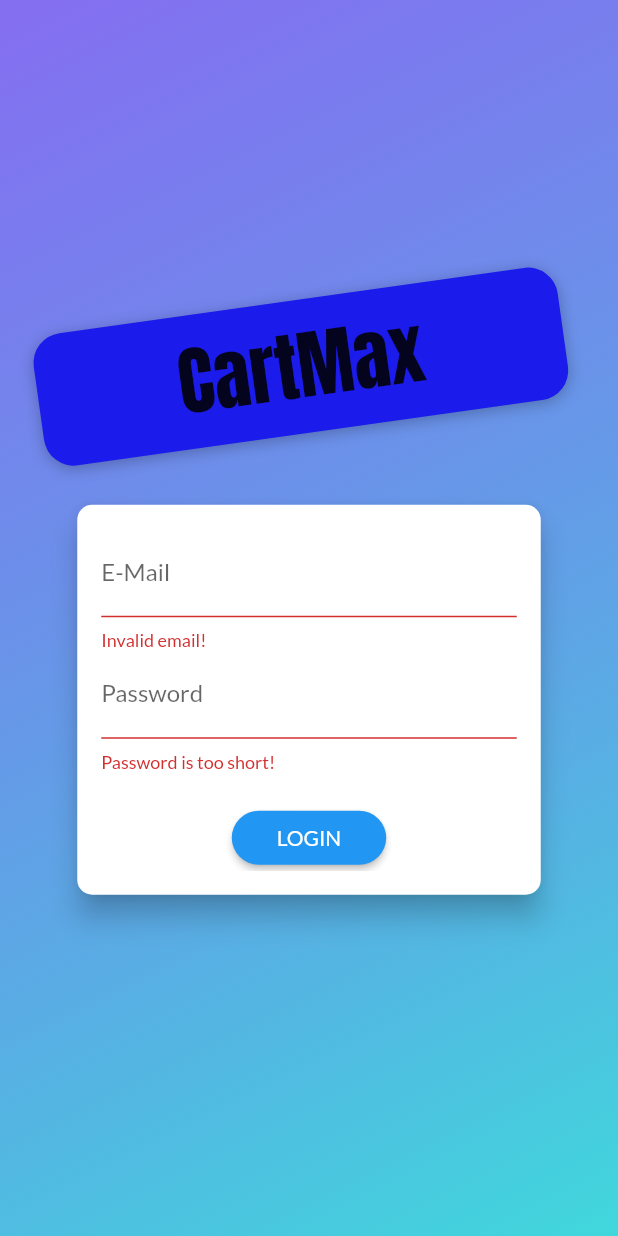
After one commit to gemini30/CartmaxApp, a Flutter app: the screen it shows after launch, after a tap on "LOGIN", on a phone screen of 412 x 824 dp. The commit adds this screen. Run offline on Flutter 3.47's test engine with Material 2 defaults, Android fonts, the phone set to English and light mode, and no system bars; network calls fail.

Commit message:
added login screen and animations

```diff
--- /dev/null
+++ b/lib/helpers/custome_route.dart
@@ -0,0 +1,46 @@
+import 'package:flutter/material.dart';
+
+class CustomRoute<T> extends MaterialPageRoute<T> {
+  CustomRoute({
+    WidgetBuilder builder,
+    RouteSettings settings,
+  }) : super(
+          builder: builder,
+          settings: settings,
+        );
+
+  @override
+  Widget buildTransitions(
+    BuildContext context,
+    Animation<double> animation,
+    Animation<double> secondaryAnimation,
+    Widget child,
+  ) {
+    if (settings.name == '/') {
+      return child;
+    }
+    return FadeTransition(
+      opacity: animation,
+      child: child,
+    );
+  }
+}
+
+class CustomPageTransitionBuilder extends PageTransitionsBuilder {
+  @override
+  Widget buildTransitions<T>(
+    PageRoute<T> route,
+    BuildContext context,
+    Animation<double> animation,
+    Animation<double> secondaryAnimation,
+    Widget child,
+  ) {
+    if (route.settings.name == '/') {
+      return child;
+    }
+    return FadeTransition(
+      opacity: animation,
+      child: child,
+    );
+  }
+}
--- a/lib/main.dart
+++ b/lib/main.dart
@@ -1,4 +1,5 @@
 import 'package:flutter/material.dart';
+import './providers/auth.dart';
 import 'package:provider/provider.dart';
 import './models/palette.dart';
 import './screens/cart_screen.dart';
@@ -10,6 +11,8 @@ import './providers/orders.dart';
 import './screens/orders_screen.dart';
 import './screens/user_products_screen.dart';
 import './screens/edit_product_screen.dart';
+import './screens/auth_screen.dart';
+import './helpers/custome_route.dart';
 
 void main() => runApp(MyApp());
 
@@ -18,8 +21,10 @@ class MyApp extends StatelessWidget {
   Widget build(BuildContext context) {
     return MultiProvider(
         providers: [
-        ChangeNotifierProvider.value(
-          value: Products(),
+          ChangeNotifierProvider.value(value: Auth()),
+          ChangeNotifierProxyProvider<Auth, Products>(
+            update: (ctx, auth, previousProducts) => Products(auth.token,
+                previousProducts == null ? [] : previousProducts.items),
           ),
           ChangeNotifierProvider.value(
             value: Cart(),
@@ -28,14 +33,20 @@ class MyApp extends StatelessWidget {
             value: Orders(),
           ),
         ],
-      child: MaterialApp(
-          title: 'MyShop',
+        child: Consumer<Auth>(
+          builder: (ctx, auth, _) => MaterialApp(
+              title: 'CartMax',
               theme: ThemeData(
-            primarySwatch: createMaterialColor(Color(0xFF5333ed)),
-            accentColor: createMaterialColor(Color(0xFF2cd4d9)),
                   fontFamily: 'Lato',
-          ),
-          home: ProductsOverviewScreen(),
+                  colorScheme: ColorScheme.fromSwatch(
+                          primarySwatch: createMaterialColor(Color(0xFF5333ed)))
+                      .copyWith(
+                          secondary: createMaterialColor(Color(0xFF2cd4d9))),
+                  pageTransitionsTheme: PageTransitionsTheme(builders: {
+                    TargetPlatform.android: CustomPageTransitionBuilder(),
+                    TargetPlatform.iOS: CustomPageTransitionBuilder()
+                  })),
+              home: auth.isAuth ? ProductsOverviewScreen() : AuthScreen(),
               routes: {
                 ProductDetailScreen.routeName: (ctx) => ProductDetailScreen(),
                 CartScreen.routeName: (ctx) => CartScreen(),
@@ -43,6 +54,6 @@ class MyApp extends StatelessWidget {
                 UserProductsScreen.routeName: (ctx) => UserProductsScreen(),
                 EditProductScreen.routeName: (ctx) => EditProductScreen(),
               }),
-    );
+        ));
   }
 }
--- /dev/null
+++ b/lib/providers/auth.dart
@@ -0,0 +1,62 @@
+import 'package:flutter/material.dart';
+import 'package:http/http.dart' as http;
+import 'dart:convert';
+import '../models/http_exception.dart';
+
+class Auth with ChangeNotifier {
+  String _token;
+  DateTime _expiryDate;
+  String _userId;
+
+  bool get isAuth {
+    return token != null;
+  }
+
+  String get token {
+    if (_expiryDate != null &&
+        _expiryDate.isAfter(DateTime.now()) &&
+        _token != null) {
+      return _token;
+    }
+    return null;
+  }
+
+  Future<void> _authenticate(
+      String email, String password, String urlSegment) async {
+    final url = Uri.parse(
+        'https://identitytoolkit.googleapis.com/v1/accounts:$urlSegment?key=AIzaSyB6BFoiN0qu3Hw2Y_pzsgb11XXOQBbSkJk');
+    try {
+      final response = await http.post(
+        url,
+        body: json.encode(
+          {'email': email, 'password': password, 'returnSecureToken': true},
+        ),
+      );
+      final responseData = json.decode(response.body);
+      if (responseData['error'] != null) {
+        throw HttpException(responseData['error']['message']);
+      }
+      // print(responseData);
+      _token = responseData['idToken'];
+      _userId = responseData['localId'];
+      _expiryDate = DateTime.now().add(
+        Duration(
+          seconds: int.parse(
+            responseData['expiresIn'],
+          ),
+        ),
+      );
+      notifyListeners();
+    } catch (error) {
+      rethrow;
+    }
+  }
+
+  Future<void> signUp(String email, String password) async {
+    return _authenticate(email, password, 'signUp');
+  }
+
+  Future<void> logIn(String email, String password) async {
+    return _authenticate(email, password, 'signInWithPassword');
+  }
+}
--- a/lib/providers/products.dart
+++ b/lib/providers/products.dart
@@ -1,4 +1,5 @@
 import 'dart:convert';
+import 'dart:io';
 
 import 'package:flutter/material.dart';
 import 'package:http/http.dart' as http;
@@ -17,6 +18,8 @@ class Products with ChangeNotifier {
     //       'https://upload.wikimedia.org/wikipedia/commons/thumb/e/e8/Trousers%2C_dress_%28AM_1960.022-8%29.jpg/512px-Trousers%2C_dress_%28AM_1960.022-8%29.jpg',
   ];
   // var _showFavoritesOnly = false;
+  final String authToken;
+  Products(this.authToken, this._items);
 
   List<Product> get items {
     // if (_showFavoritesOnly) {
@@ -45,11 +48,17 @@ class Products with ChangeNotifier {
 
   // To fetch products from database to display in catalogue
   Future<void> fetchAndSetProducts() async {
-    final url =
+    var url =
         Uri.https('cartmax-js30-default-rtdb.firebaseio.com', '/products.json');
     try {
-      final response = await http.get(url);
+      final response = await http.get(
+        url,
+        // headers: {HttpHeaders.authorizationHeader: authToken},
+      );
+      // print(response.statusCode);
+      // print(response.body);
       final extractedData = json.decode(response.body) as Map<String, dynamic>;
+      // print(extractedData);
       if (extractedData == null) {
         return;
       }
--- /dev/null
+++ b/lib/screens/auth_screen.dart
@@ -0,0 +1,317 @@
+// ignore_for_file: deprecated_member_use
+import 'dart:math';
+import 'package:flutter/material.dart';
+import '../models/palette.dart';
+import 'package:provider/provider.dart';
+import '../providers/auth.dart';
+import '../models/http_exception.dart';
+
+enum AuthMode { Signup, Login }
+
+class AuthScreen extends StatelessWidget {
+  static const routeName = '/auth';
+
+  @override
+  Widget build(BuildContext context) {
+    final deviceSize = MediaQuery.of(context).size;
+    // final transformConfig = Matrix4.rotationZ(-8 * pi / 180);
+    // transformConfig.translate(-10.0);
+    return Scaffold(
+      // resizeToAvoidBottomInset: false,
+      body: Stack(
+        children: <Widget>[
+          Container(
+            decoration: BoxDecoration(
+              gradient: LinearGradient(
+                colors: [
+                  createMaterialColor(Color(0xFF5333ed)).withOpacity(0.7),
+                  createMaterialColor(Color(0xFF2cd4d9)).withOpacity(0.9),
+                ],
+                begin: Alignment.topLeft,
+                end: Alignment.bottomRight,
+                stops: [0, 1],
+              ),
+            ),
+          ),
+          SingleChildScrollView(
+            child: Container(
+              height: deviceSize.height,
+              width: deviceSize.width,
+              child: Column(
+                mainAxisAlignment: MainAxisAlignment.center,
+                crossAxisAlignment: CrossAxisAlignment.center,
+                children: <Widget>[
+                  Flexible(
+                    child: Container(
+                      margin: EdgeInsets.only(bottom: 20.0),
+                      padding:
+                          EdgeInsets.symmetric(vertical: 8.0, horizontal: 94.0),
+                      transform: Matrix4.rotationZ(-8 * pi / 180)
+                        ..translate(-10.0),
+                      // ..translate(-10.0),
+                      decoration: BoxDecoration(
+                        borderRadius: BorderRadius.circular(20),
+                        color: Color.fromARGB(255, 27, 27, 236),
+                        boxShadow: [
+                          BoxShadow(
+                            blurRadius: 8,
+                            color: Colors.black26,
+                            offset: Offset(0, 2),
+                          )
+                        ],
+                      ),
+                      child: Text(
+                        'CartMax',
+                        style: TextStyle(
+                          color:
+                              Theme.of(context).accentTextTheme.headline6.color,
+                          fontSize: 50,
+                          fontFamily: 'Anton',
+                          fontWeight: FontWeight.normal,
+                        ),
+                      ),
+                    ),
+                  ),
+                  Flexible(
+                    flex: deviceSize.width > 600 ? 2 : 1,
+                    child: AuthCard(),
+                  ),
+                ],
+              ),
+            ),
+          ),
+        ],
+      ),
+    );
+  }
+}
+
+class AuthCard extends StatefulWidget {
+  const AuthCard({
+    Key key,
+  }) : super(key: key);
+
+  @override
+  _AuthCardState createState() => _AuthCardState();
+}
+
+class _AuthCardState extends State<AuthCard>
+    with SingleTickerProviderStateMixin {
+  final GlobalKey<FormState> _formKey = GlobalKey();
+  AuthMode _authMode = AuthMode.Login;
+  Map<String, String> _authData = {
+    'email': '',
+    'password': '',
+  };
+  var _isLoading = false;
+  final _passwordController = TextEditingController();
+  AnimationController _controller;
+  Animation<Offset> _slideAnimation;
+  Animation<double> _opacityAnimation;
+  @override
+  void initState() {
+    super.initState();
+    _controller =
+        AnimationController(vsync: this, duration: Duration(milliseconds: 300));
+    _slideAnimation = Tween<Offset>(begin: Offset(0, -1.5), end: Offset(0, 0))
+        .animate(
+            CurvedAnimation(parent: _controller, curve: Curves.fastOutSlowIn));
+    _opacityAnimation = Tween(begin: 0.0, end: 1.0)
+        .animate(CurvedAnimation(parent: _controller, curve: Curves.easeIn));
+    // _heightAnimation.addListener(() => setState(() {}));
+  }
+
+  @override
+  void dispose() {
+    // TODO: implement dispose
+    super.dispose();
+    _controller.dispose();
+  }
+
+  void _showErrorDialog(String message) {
+    showDialog(
+        context: context,
+        builder: (ctx) => AlertDialog(
+              title: Text('An Error Occured'),
+              content: Text(message),
+              actions: [
+                FlatButton(
+                    onPressed: () {
+                      Navigator.of(ctx).pop();
+                    },
+                    child: Text('Okay'))
+              ],
+            ));
+  }
+
+  Future<void> _submit() async {
+    if (!_formKey.currentState.validate()) {
+      // Invalid!
+      return;
+    }
+    _formKey.currentState.save();
+    setState(() {
+      _isLoading = true;
+    });
+    try {
+      if (_authMode == AuthMode.Login) {
+        // Log user in
+        await Provider.of<Auth>(context, listen: false)
+            .logIn(_authData['email'], _authData['password']);
+      } else {
+        // Sign user up
+        await Provider.of<Auth>(context, listen: false)
+            .signUp(_authData['email'], _authData['password']);
+      }
+    } on HttpException catch (error) {
+      var errorMessage = 'Authentication Failed.';
+
+      if (error.toString().contains('EMAIL_EXISTS')) {
+        errorMessage = 'Email Address already taken, try another one';
+      } else if (error.toString().contains('INVALID_EMAIL')) {
+        errorMessage = 'Email address entered is invalid';
+      } else if (error.toString().contains('WEAK_PASSWORD')) {
+        errorMessage = 'This password is to0 weak';
+      } else if (error.toString().contains('EMAIL_NOT_FOUND')) {
+        errorMessage = 'User with entered email not found';
+      } else if (error.toString().contains('INVALID_PASSWORD')) {
+        errorMessage = 'Invalid password';
+      }
+      _showErrorDialog(errorMessage);
+    } catch (error) {
+      const errorMessage = 'Authentication Failed. Try Again Later';
+      _showErrorDialog(errorMessage);
+    }
+    setState(() {
+      _isLoading = false;
+    });
+  }
+
+  void _switchAuthMode() {
+    if (_authMode == AuthMode.Login) {
+      setState(() {
+        _authMode = AuthMode.Signup;
+      });
+      _controller.forward();
+    } else {
+      setState(() {
+        _authMode = AuthMode.Login;
+      });
+      _controller.reverse();
+    }
+  }
+
+  @override
+  Widget build(BuildContext context) {
+    final deviceSize = MediaQuery.of(context).size;
+    return Card(
+      shape: RoundedRectangleBorder(
+        borderRadius: BorderRadius.circular(10.0),
+      ),
+      elevation: 8.0,
+      child: AnimatedContainer(
+          duration: Duration(milliseconds: 300),
+          curve: Curves.easeIn,
+          height: _authMode == AuthMode.Signup ? 320 : 260,
+          // height: _heightAnimation.value.height,
+          constraints: BoxConstraints(
+              minHeight: _authMode == AuthMode.Signup ? 320 : 260),
+          width: deviceSize.width * 0.75,
+          padding: EdgeInsets.all(16.0),
+          child: Form(
+            key: _formKey,
+            child: SingleChildScrollView(
+              child: Column(
+                children: <Widget>[
+                  TextFormField(
+                    decoration: InputDecoration(labelText: 'E-Mail'),
+                    keyboardType: TextInputType.emailAddress,
+                    validator: (value) {
+                      if (value.isEmpty || !value.contains('@')) {
+                        return 'Invalid email!';
+                      }
+                      return null;
+                    },
+                    onSaved: (value) {
+                      _authData['email'] = value;
+                    },
+                  ),
+                  TextFormField(
+                    decoration: InputDecoration(labelText: 'Password'),
+                    obscureText: true,
+                    controller: _passwordController,
+                    // ignore: missing_return
+                    validator: (value) {
+                      if (value.isEmpty || value.length < 5) {
+                        return 'Password is too short!';
+                      }
+                    },
+                    onSaved: (value) {
+                      _authData['password'] = value;
+                    },
+                  ),
+                  AnimatedContainer(
+                    duration: Duration(milliseconds: 300),
+                    constraints: BoxConstraints(
+                        minHeight: _authMode == AuthMode.Signup ? 60 : 0,
+                        maxHeight: _authMode == AuthMode.Signup ? 120 : 0),
+                    curve: Curves.easeIn,
+                    child: FadeTransition(
+                      opacity: _opacityAnimation,
+                      child: SlideTransition(
+                        position: _slideAnimation,
+                        child: TextFormField(
+                          enabled: _authMode == AuthMode.Signup,
+                          decoration:
+                              InputDecoration(labelText: 'Confirm Password'),
+                          obscureText: true,
+                          validator: _authMode == AuthMode.Signup
+                              // ignore: missing_return
+                              ? (value) {
+                                  if (value != _passwordController.text) {
+                                    return 'Passwords do not match!';
+                                  }
+                                }
+                              : null,
+                        ),
+                      ),
+                    ),
+                  ),
+                  SizedBox(
+                    height: 20,
+                  ),
+                  if (_isLoading)
+                    CircularProgressIndicator()
+                  else
+                    RaisedButton(
+                      child: Text(
+                          _authMode == AuthMode.Login ? 'LOGIN' : 'SIGN UP'),
+                      onPressed: _submit,
+                      shape: RoundedRectangleBorder(
+                        borderRadius: BorderRadius.circular(30),
+                      ),
+                      padding:
+                          EdgeInsets.symmetric(horizontal: 30.0, vertical: 8.0),
+                      color: Theme.of(context).primaryColor,
+                      textColor:
+                          Theme.of(context).primaryTextTheme.button.color,
+                    ),
+                  FlatButton(
+                    child: Text(
+                      '${_authMode == AuthMode.Login ? 'SIGNUP' : 'LOGIN'} INSTEAD',
+                      style: TextStyle(
+                          color: Colors.black, fontWeight: FontWeight.w600),
+                    ),
+                    onPressed: _switchAuthMode,
+                    padding:
+                        EdgeInsets.symmetric(horizontal: 30.0, vertical: 4),
+                    materialTapTargetSize: MaterialTapTargetSize.shrinkWrap,
+                    textColor: Theme.of(context).primaryColor,
+                  ),
+                ],
+              ),
+            ),
+          )),
+    );
+  }
+}
--- a/pubspec.yaml
+++ b/pubspec.yaml
@@ -44,8 +44,8 @@ flutter:
   uses-material-design: true
 
   # To add assets to your application, add an assets section, like this:
-  # assets:
-  #  - images/a_dot_burr.jpeg
+  assets:
+   - assets/images/product-placeholder.png
   #  - images/a_dot_ham.jpeg
 
   # An image asset can refer to one or more resolution-specific "variants", see
```
Also changed, not shown: lib/screens/product_detail_screen.dart (+25 -14 lines), lib/widgets/app_drawer.dart (+10 -7 lines), lib/widgets/order_item.dart (+11 -4 lines), lib/widgets/product_item.dart (+7 -3 lines), assets/images/product-placeholder.png (added), pubspec.lock, 2 other files. Lines whose indentation alone changed are shown as unchanged.
